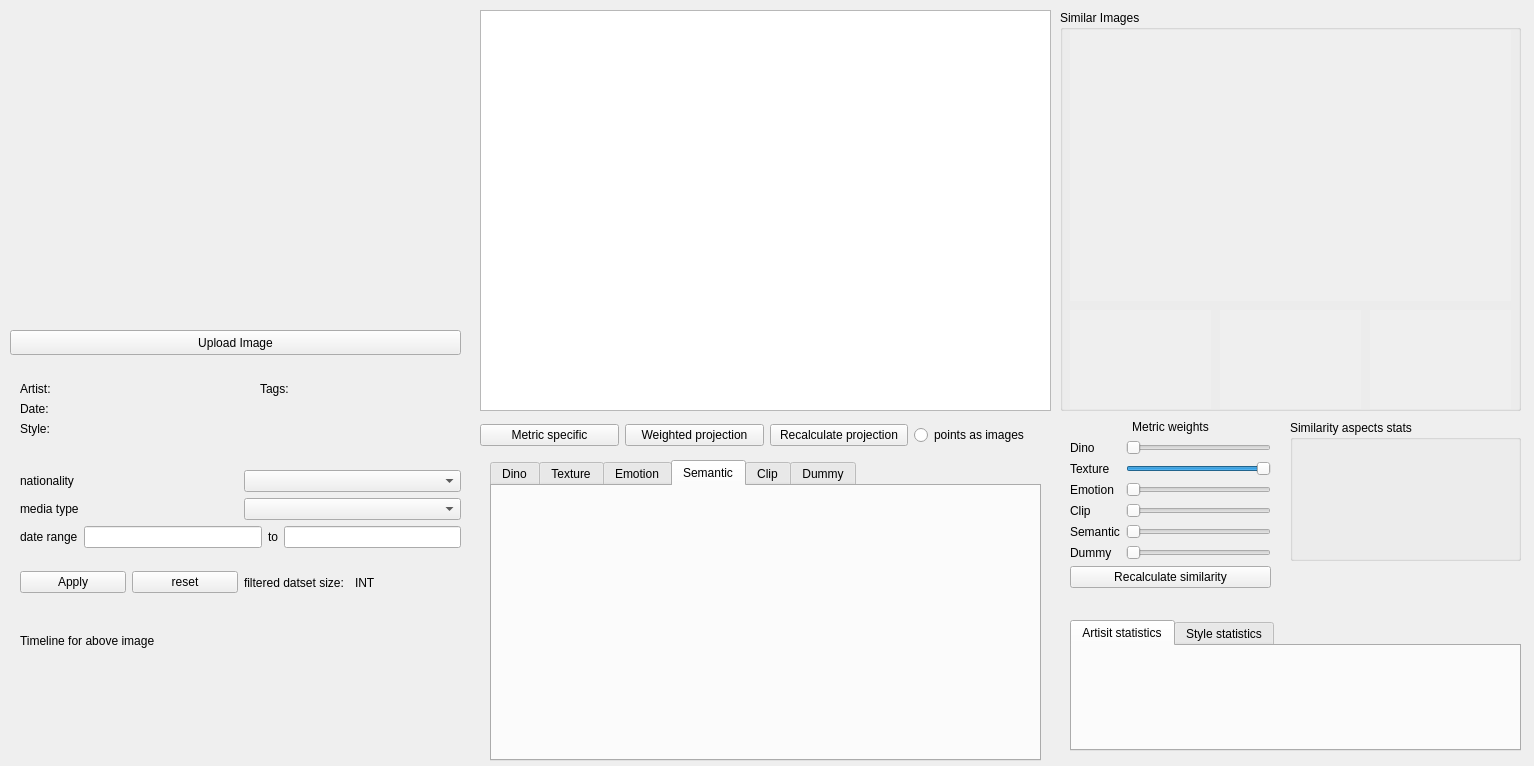
Old version of the form deepsim_analyzer/ds_dashboard/form.ui in the repository jonathan-gerb/deepsim-analyzer.
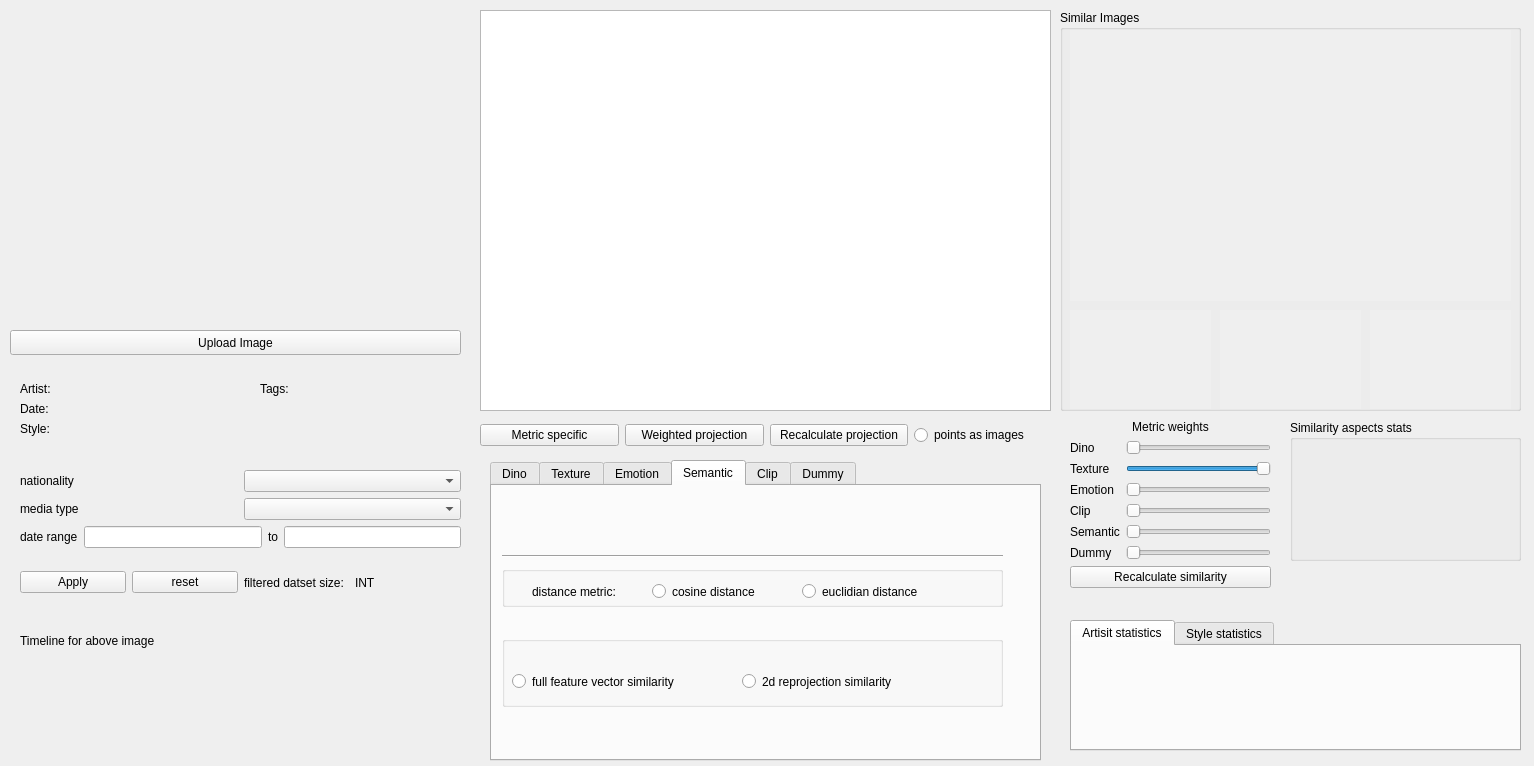
New version of the form. The open tabs and pages were chosen to show the change. Custom widgets are drawn as their Qt base class.

Commit message: added dataset filtering, various metric options, emotion visualization

What changed in the file:
```diff
--- a/deepsim_analyzer/ds_dashboard/form.ui
+++ b/deepsim_analyzer/ds_dashboard/form.ui
@@ -1042,6 +1042,113 @@
      <attribute name="title">
       <string>Semantic</string>
      </attribute>
+     <widget class="QGroupBox" name="emotion_opts2_2">
+      <property name="geometry">
+       <rect>
+        <x>10</x>
+        <y>80</y>
+        <width>501</width>
+        <height>41</height>
+       </rect>
+      </property>
+      <property name="title">
+       <string/>
+      </property>
+      <widget class="QLabel" name="label_9">
+       <property name="geometry">
+        <rect>
+         <x>30</x>
+         <y>10</y>
+         <width>111</width>
+         <height>31</height>
+        </rect>
+       </property>
+       <property name="text">
+        <string>distance metric:</string>
+       </property>
+       <property name="wordWrap">
+        <bool>false</bool>
+       </property>
+      </widget>
+      <widget class="QRadioButton" name="semantic_opt_cosdist">
+       <property name="geometry">
+        <rect>
+         <x>150</x>
+         <y>10</y>
+         <width>131</width>
+         <height>31</height>
+        </rect>
+       </property>
+       <property name="text">
+        <string>cosine distance</string>
+       </property>
+      </widget>
+      <widget class="QRadioButton" name="semantic_opt_eucdist">
+       <property name="geometry">
+        <rect>
+         <x>300</x>
+         <y>10</y>
+         <width>161</width>
+         <height>31</height>
+        </rect>
+       </property>
+       <property name="text">
+        <string>euclidian distance</string>
+       </property>
+      </widget>
+     </widget>
+     <widget class="Line" name="line_6">
+      <property name="geometry">
+       <rect>
+        <x>10</x>
+        <y>60</y>
+        <width>501</width>
+        <height>20</height>
+       </rect>
+      </property>
+      <property name="orientation">
+       <enum>Qt::Horizontal</enum>
+      </property>
+     </widget>
+     <widget class="QGroupBox" name="groupBox_3">
+      <property name="geometry">
+       <rect>
+        <x>10</x>
+        <y>150</y>
+        <width>501</width>
+        <height>71</height>
+       </rect>
+      </property>
+      <property name="title">
+       <string/>
+      </property>
+      <widget class="QRadioButton" name="semantic_opt_fullsim">
+       <property name="geometry">
+        <rect>
+         <x>10</x>
+         <y>30</y>
+         <width>251</width>
+         <height>31</height>
+        </rect>
+       </property>
+       <property name="text">
+        <string>full feature vector similarity</string>
+       </property>
+      </widget>
+      <widget class="QRadioButton" name="semantic_opt_2dsim">
+       <property name="geometry">
+        <rect>
+         <x>240</x>
+         <y>30</y>
+         <width>200</width>
+         <height>31</height>
+        </rect>
+       </property>
+       <property name="text">
+        <string>2d reprojection similarity</string>
+       </property>
+      </widget>
+     </widget>
     </widget>
     <widget class="QWidget" name="clip_tab">
      <attribute name="title">
```
Left out of the diff: 92 changed lines with no effect on the pictures. The commit also changes 5 other files.
